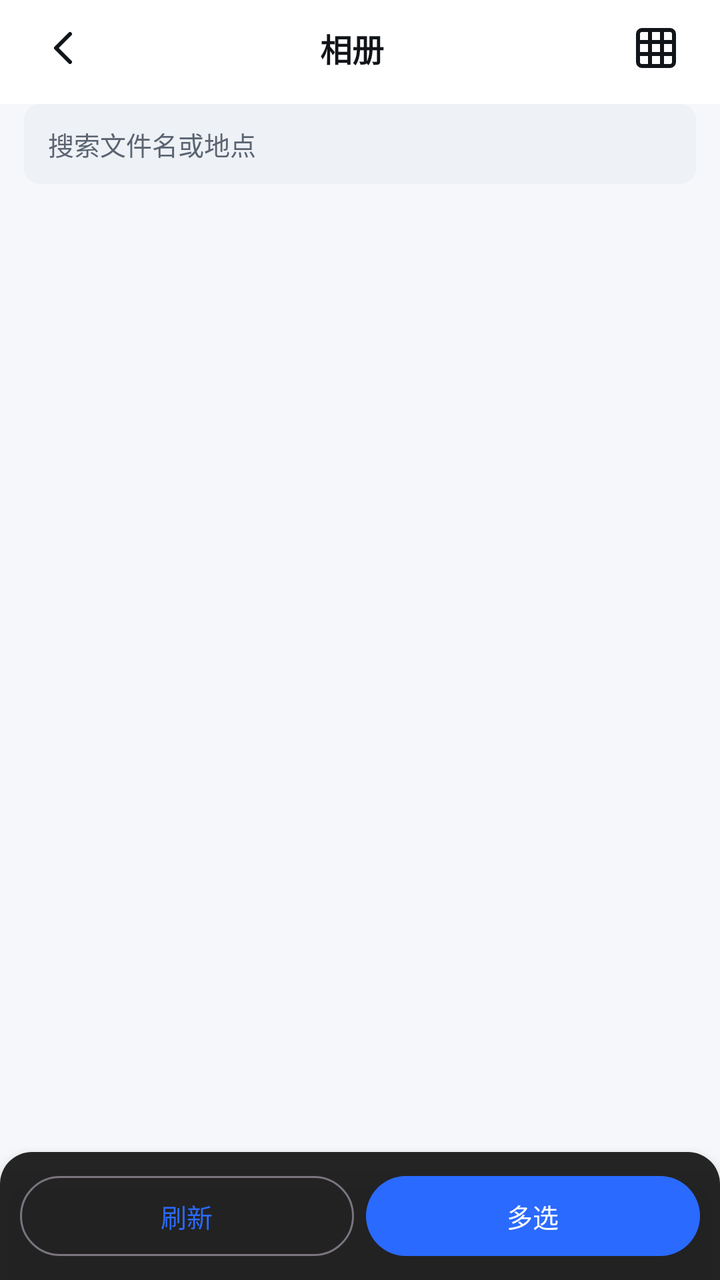
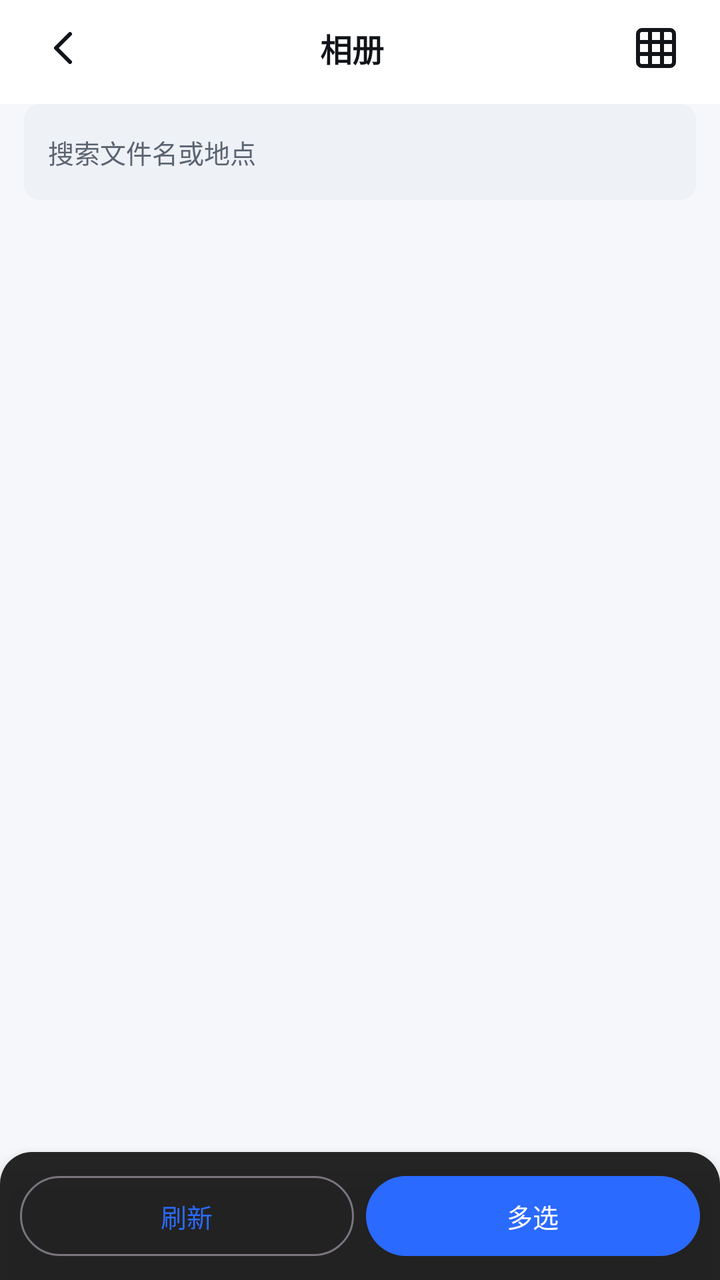

Screens rendered from an Android XML layout before and after an edit, with the pre-edit source and the edit as a unified diff.
<!-- AndroidManifest.xml: application theme Theme.WatermarkCamera -->
<!-- res/layout/fragment_gallery.xml -->
<?xml version="1.0" encoding="utf-8"?>
<LinearLayout xmlns:android="http://schemas.android.com/apk/res/android"
    xmlns:app="http://schemas.android.com/apk/res-auto"
    android:layout_width="match_parent"
    android:layout_height="match_parent"
    android:background="@color/app_background"
    android:clipToPadding="false"
    android:fitsSystemWindows="true"
    android:orientation="vertical">

    
    <LinearLayout
        android:id="@+id/galleryTopBar"
        android:layout_width="match_parent"
        android:layout_height="wrap_content"
        android:minHeight="48dp"
        android:background="@color/app_surface"
        android:fitsSystemWindows="true"
        android:gravity="center_vertical"
        android:orientation="horizontal"
        android:paddingHorizontal="8dp"
        android:paddingBottom="4dp">

    <ImageButton
        android:id="@+id/btnBack"
        android:layout_width="48dp"
        android:layout_height="48dp"
        android:background="?attr/selectableItemBackgroundBorderless"
        android:contentDescription="@string/gallery_back"
        android:padding="12dp"
        android:scaleType="centerInside"
        android:src="@drawable/ic_ui_back"
        app:tint="@color/app_on_surface" />

        <TextView
            android:layout_width="0dp"
            android:layout_height="wrap_content"
            android:layout_weight="1"
            android:gravity="center"
            android:text="相册"
            android:textColor="@color/app_on_surface"
            android:textSize="16sp"
            android:textStyle="bold" />

        <TextView
            android:id="@+id/tvPhotoCount"
            android:layout_width="wrap_content"
            android:layout_height="wrap_content"
            android:layout_marginEnd="8dp"
            android:textColor="@color/app_on_surface_secondary"
            android:textSize="12sp" />

    <ImageButton
        android:id="@+id/btnColumns"
        android:layout_width="48dp"
        android:layout_height="48dp"
        android:background="?attr/selectableItemBackgroundBorderless"
        android:contentDescription="@string/gallery_columns"
        android:padding="12dp"
        android:scaleType="centerInside"
        android:src="@drawable/ic_ui_grid"
        app:tint="@color/app_on_surface" />
    </LinearLayout>

    
    <EditText
        android:id="@+id/etSearch"
        android:layout_width="match_parent"
        android:layout_height="40dp"
        android:layout_marginHorizontal="12dp"
        android:layout_marginBottom="6dp"
        android:background="@drawable/bg_gallery_search"
        android:gravity="center_vertical"
        android:hint="搜索文件名或地点"
        android:imeOptions="actionSearch"
        android:inputType="text"
        android:maxLines="1"
        android:paddingHorizontal="12dp"
        android:textColor="@color/app_on_surface"
        android:textColorHint="@color/app_on_surface_secondary"
        android:textSize="13sp" />

    
    <LinearLayout
        android:id="@+id/layoutSelectionActions"
        android:layout_width="match_parent"
        android:layout_height="wrap_content"
        android:background="@color/app_surface_alt"
        android:gravity="center_vertical"
        android:orientation="vertical"
        android:paddingHorizontal="12dp"
        android:paddingVertical="6dp"
        android:visibility="gone">

        <TextView
            android:id="@+id/tvSelectedCount"
            android:layout_width="match_parent"
            android:layout_height="wrap_content"
            android:text="已选 0"
            android:textColor="@color/app_on_surface"
            android:textSize="13sp" />

        <LinearLayout
            android:layout_width="match_parent"
            android:layout_height="wrap_content"
            android:layout_marginTop="4dp"
            android:orientation="horizontal">

            <Button
                android:id="@+id/btnSelectAll"
                style="?attr/materialButtonOutlinedStyle"
                android:layout_width="0dp"
                android:layout_height="40dp"
                android:layout_marginEnd="6dp"
                android:layout_weight="1"
                android:text="全选"
                android:textSize="12sp" />

            <Button
                android:id="@+id/btnInvertSelection"
                style="?attr/materialButtonOutlinedStyle"
                android:layout_width="0dp"
                android:layout_height="40dp"
                android:layout_marginEnd="6dp"
                android:layout_weight="1"
                android:text="反选"
                android:textSize="12sp" />

            <Button
                android:id="@+id/btnClearSelection"
                style="?attr/materialButtonOutlinedStyle"
                android:layout_width="0dp"
                android:layout_height="40dp"
                android:layout_marginEnd="6dp"
                android:layout_weight="1"
                android:text="清空"
                android:textSize="12sp" />

            <Button
                android:id="@+id/btnDeleteSelected"
                android:layout_width="0dp"
                android:layout_height="40dp"
                android:layout_marginEnd="6dp"
                android:layout_weight="1"
                android:enabled="false"
                android:text="删除"
                android:textSize="12sp" />

            <Button
                android:id="@+id/btnConfirmSelection"
                android:layout_width="0dp"
                android:layout_height="40dp"
                android:layout_weight="1"
                android:enabled="false"
                android:text="拼图"
                android:textSize="12sp" />
        </LinearLayout>
    </LinearLayout>

    <FrameLayout
        android:layout_width="match_parent"
        android:layout_height="0dp"
        android:layout_weight="1">

        <androidx.recyclerview.widget.RecyclerView
            android:id="@+id/recyclerView"
            android:layout_width="match_parent"
            android:layout_height="match_parent"
            android:clipToPadding="false"
            android:padding="2dp" />

        <LinearLayout
            android:id="@+id/layoutEmpty"
            android:layout_width="wrap_content"
            android:layout_height="wrap_content"
            android:layout_gravity="center"
            android:gravity="center"
            android:orientation="vertical"
            android:visibility="gone">

    <ImageView
        android:layout_width="80dp"
        android:layout_height="80dp"
        android:alpha="0.3"
        android:contentDescription="@string/gallery_empty"
        android:src="@drawable/ic_ui_gallery"
        app:tint="@color/app_on_surface_secondary" />

            <TextView
                android:layout_width="wrap_content"
                android:layout_height="wrap_content"
                android:layout_marginTop="12dp"
                android:text="还没有照片"
                android:textColor="@color/app_on_surface_secondary"
                android:textSize="16sp" />

            <TextView
                android:layout_width="wrap_content"
                android:layout_height="wrap_content"
                android:layout_marginTop="4dp"
                android:text="拍下的照片会按日期分组显示在这里"
                android:textColor="@color/app_on_surface_secondary"
                android:textSize="12sp" />
        </LinearLayout>

        <ProgressBar
            android:id="@+id/progressBar"
            android:layout_width="wrap_content"
            android:layout_height="wrap_content"
            android:layout_gravity="center"
            android:visibility="gone" />
    </FrameLayout>

    
    <LinearLayout
        android:id="@+id/galleryBottomBar"
        android:layout_width="match_parent"
        android:layout_height="64dp"
        android:background="@drawable/bg_bottom_action_bar"
        android:elevation="8dp"
        android:gravity="center"
        android:orientation="horizontal"
        android:paddingHorizontal="10dp"
        android:paddingVertical="8dp">

        <Button
            android:id="@+id/btnRefresh"
            style="?attr/materialButtonOutlinedStyle"
            android:layout_width="0dp"
            android:layout_height="48dp"
            android:layout_marginEnd="6dp"
            android:layout_weight="1"
            android:text="刷新"
            android:textSize="13sp" />

        <Button
            android:id="@+id/btnMultiSelect"
            android:layout_width="0dp"
            android:layout_height="48dp"
            android:layout_weight="1"
            android:text="多选"
            android:textSize="13sp" />
    </LinearLayout>
</LinearLayout>
<!-- resources referenced by this layout -->
<resources>
  <color name="app_background">#FFF5F7FA</color>
  <color name="app_on_surface">#FF111418</color>
  <color name="app_on_surface_secondary">#FF5A6472</color>
  <color name="app_surface">#FFFFFFFF</color>
  <color name="app_surface_alt">#FFEEF1F5</color>
  <!-- drawable bg_bottom_action_bar (drawable) -->
  <?xml version="1.0" encoding="utf-8"?>
  <shape xmlns:android="http://schemas.android.com/apk/res/android" android:shape="rectangle">
      <solid android:color="@color/camera_bar" />
      <corners android:topLeftRadius="16dp" android:topRightRadius="16dp" />
  </shape>
  <!-- drawable bg_gallery_search (drawable) -->
  <?xml version="1.0" encoding="utf-8"?>
  <shape xmlns:android="http://schemas.android.com/apk/res/android"
      android:shape="rectangle">
      <solid android:color="@color/app_surface_alt" />
      <corners android:radius="8dp" />
  </shape>
  <!-- drawable ic_ui_back (drawable) -->
  <?xml version="1.0" encoding="utf-8"?>
  <vector xmlns:android="http://schemas.android.com/apk/res/android"
      android:width="24dp"
      android:height="24dp"
      android:viewportWidth="24"
      android:viewportHeight="24">
      <path
          android:pathData="m15 5-7 7 7 7"
          android:fillColor="@android:color/transparent"
          android:strokeColor="#FF000000"
          android:strokeWidth="2"
          android:strokeLineCap="round"
          android:strokeLineJoin="round" />
  </vector>
  <!-- drawable ic_ui_gallery (drawable) -->
  <?xml version="1.0" encoding="utf-8"?>
  <vector xmlns:android="http://schemas.android.com/apk/res/android"
      android:width="24dp"
      android:height="24dp"
      android:viewportWidth="24"
      android:viewportHeight="24">
      <path
          android:pathData="M5,4 h14 a2,2 0 0 1 2,2 v12 a2,2 0 0 1 -2,2 h-14 a2,2 0 0 1 -2,-2 v-12 a2,2 0 0 1 2,-2 Z"
          android:fillColor="@android:color/transparent"
          android:strokeColor="#FF000000"
          android:strokeWidth="2"
          android:strokeLineCap="round"
          android:strokeLineJoin="round" />
      <path
          android:pathData="M6.5,9 a1.5,1.5 0 1,0 3,0 a1.5,1.5 0 1,0 -3,0"
          android:fillColor="@android:color/transparent"
          android:strokeColor="#FF000000"
          android:strokeWidth="2"
          android:strokeLineCap="round"
          android:strokeLineJoin="round" />
      <path
          android:pathData="m5 17 5-5 3 3 2-2 4 4"
          android:fillColor="@android:color/transparent"
          android:strokeColor="#FF000000"
          android:strokeWidth="2"
          android:strokeLineCap="round"
          android:strokeLineJoin="round" />
  </vector>
  <!-- drawable ic_ui_grid (drawable) -->
  <?xml version="1.0" encoding="utf-8"?>
  <vector xmlns:android="http://schemas.android.com/apk/res/android"
      android:width="24dp"
      android:height="24dp"
      android:viewportWidth="24"
      android:viewportHeight="24">
      <path
          android:pathData="M5,3 h14 a2,2 0 0 1 2,2 v14 a2,2 0 0 1 -2,2 h-14 a2,2 0 0 1 -2,-2 v-14 a2,2 0 0 1 2,-2 Z"
          android:fillColor="@android:color/transparent"
          android:strokeColor="#FF000000"
          android:strokeWidth="2"
          android:strokeLineCap="round"
          android:strokeLineJoin="round" />
      <path
          android:pathData="M9 3v18M15 3v18M3 9h18M3 15h18"
          android:fillColor="@android:color/transparent"
          android:strokeColor="#FF000000"
          android:strokeWidth="2"
          android:strokeLineCap="round"
          android:strokeLineJoin="round" />
  </vector>
  <string name="gallery_back">返回</string>
  <string name="gallery_columns">调整列数</string>
  <string name="gallery_empty">相册为空</string>
  <color name="camera_bar">#F21A1A1A</color>
  <color name="color_primary">#2B6AFF</color>
  <color name="color_primary_dark">#1E5AEE</color>
  <!-- unchanged entries left out for length: 1 -->
</resources>

<!-- the commit's change to res/layout/fragment_gallery.xml (unified diff, before → after) -->
@@ -66,7 +66,7 @@
     <EditText
         android:id="@+id/etSearch"
         android:layout_width="match_parent"
-        android:layout_height="40dp"
+        android:layout_height="48dp"
         android:layout_marginHorizontal="12dp"
         android:layout_marginBottom="6dp"
         android:background="@drawable/bg_gallery_search"
